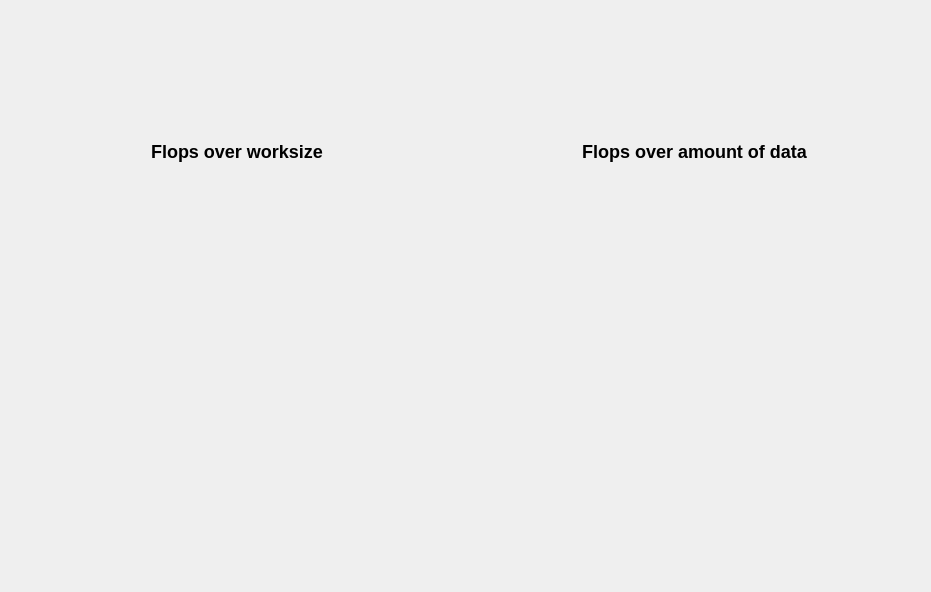
Qt form flops/flops_main_widget.ui (BartVolkaerts/OpenCL-Benchmark) before a commit.
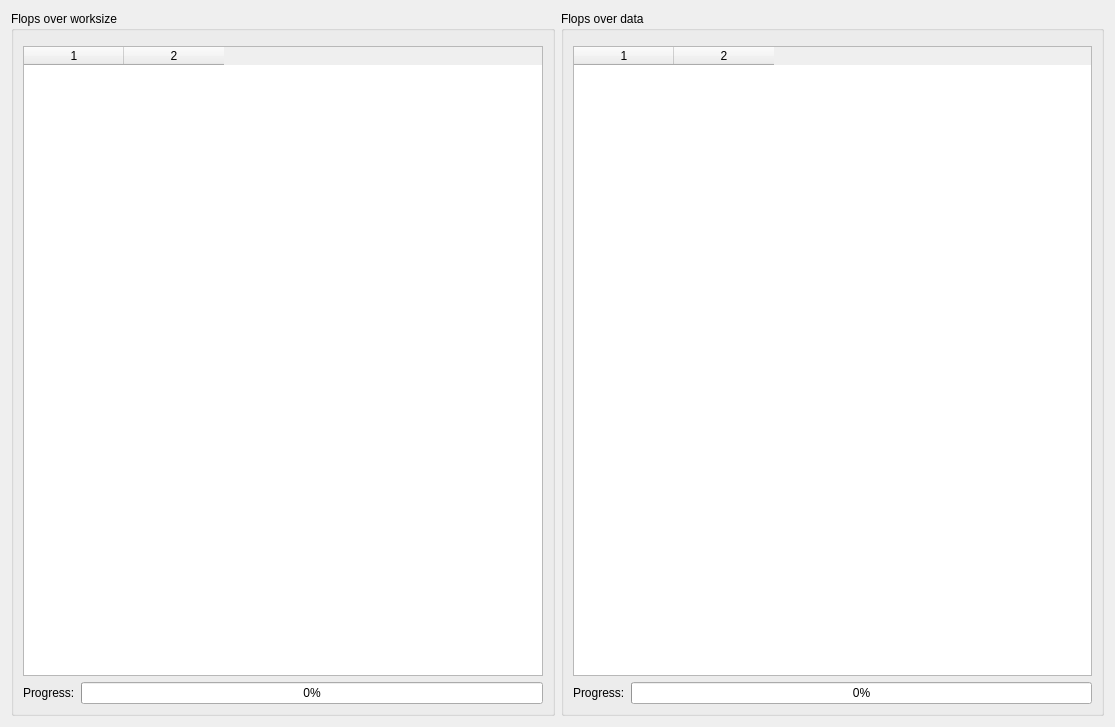
The same form after that commit. Custom widgets are drawn as their Qt base class.

Commit message: Improved gui: data is shown in table, progress bar. Measures are accurate.

Diff of the .ui file:
```diff
--- a/flops/flops_main_widget.ui
+++ b/flops/flops_main_widget.ui
@@ -6,42 +6,154 @@
    <rect>
     <x>0</x>
     <y>0</y>
-    <width>931</width>
-    <height>592</height>
+    <width>1115</width>
+    <height>727</height>
    </rect>
   </property>
   <property name="windowTitle">
    <string>Form</string>
   </property>
-  <layout class="QGridLayout" name="gridLayout">
-   <item row="1" column="0">
-    <widget class="QwtPlot" name="workSizeFlopsPlot">
-     <property name="propertiesDocument" stdset="0">
-      <string/>
+  <layout class="QHBoxLayout" name="horizontalLayout_3">
+   <item>
+    <widget class="QGroupBox" name="groupBox">
+     <property name="title">
+      <string>Flops over worksize</string>
      </property>
+     <layout class="QVBoxLayout" name="verticalLayout">
+      <item>
+       <widget class="QwtPlot" name="workSizeFlopsPlot">
+        <property name="propertiesDocument" stdset="0">
+         <string/>
+        </property>
+       </widget>
+      </item>
+      <item>
+       <widget class="QTableWidget" name="workSizeTable">
+        <property name="frameShape">
+         <enum>QFrame::StyledPanel</enum>
+        </property>
+        <property name="frameShadow">
+         <enum>QFrame::Sunken</enum>
+        </property>
+        <property name="editTriggers">
+         <set>QAbstractItemView::NoEditTriggers</set>
+        </property>
+        <property name="showDropIndicator" stdset="0">
+         <bool>false</bool>
+        </property>
+        <property name="alternatingRowColors">
+         <bool>true</bool>
+        </property>
+        <property name="selectionMode">
+         <enum>QAbstractItemView::NoSelection</enum>
+        </property>
+        <property name="selectionBehavior">
+         <enum>QAbstractItemView::SelectRows</enum>
+        </property>
+        <property name="textElideMode">
+         <enum>Qt::ElideLeft</enum>
+        </property>
+        <property name="showGrid">
+         <bool>false</bool>
+        </property>
+        <property name="cornerButtonEnabled">
+         <bool>false</bool>
+        </property>
+        <property name="columnCount">
+         <number>2</number>
+        </property>
+        <column/>
+        <column/>
+       </widget>
+      </item>
+      <item>
+       <layout class="QHBoxLayout" name="horizontalLayout_2">
+        <item>
+         <widget class="QLabel" name="workSizeProgressLabel">
+          <property name="text">
+           <string>Progress:</string>
+          </property>
+         </widget>
+        </item>
+        <item>
+         <widget class="QProgressBar" name="workSizeProgressBar">
+          <property name="value">
+           <number>0</number>
+          </property>
+         </widget>
+        </item>
+       </layout>
+      </item>
+     </layout>
     </widget>
    </item>
-   <item row="1" column="1">
-    <widget class="QwtPlot" name="dataFlopsPlot"/>
-   </item>
-   <item row="0" column="0">
-    <widget class="QLabel" name="workSizeFlopsPlotLabel">
-     <property name="text">
-      <string>&lt;h2&gt;Flops over worksize&lt;/h2&gt;</string>
+   <item>
+    <widget class="QGroupBox" name="groupBox_2">
+     <property name="title">
+      <string>Flops over data</string>
      </property>
-     <property name="alignment">
-      <set>Qt::AlignCenter</set>
-     </property>
-    </widget>
-   </item>
-   <item row="0" column="1">
-    <widget class="QLabel" name="dataFlopsPlotLabel">
-     <property name="text">
-      <string>&lt;h2&gt;Flops over amount of data&lt;/h2&gt;</string>
-     </property>
-     <property name="alignment">
-      <set>Qt::AlignCenter</set>
-     </property>
+     <layout class="QVBoxLayout" name="verticalLayout_2">
+      <item>
+       <widget class="QwtPlot" name="dataFlopsPlot"/>
+      </item>
+      <item>
+       <widget class="QTableWidget" name="dataTable">
+        <property name="frameShape">
+         <enum>QFrame::StyledPanel</enum>
+        </property>
+        <property name="frameShadow">
+         <enum>QFrame::Sunken</enum>
+        </property>
+        <property name="editTriggers">
+         <set>QAbstractItemView::NoEditTriggers</set>
+        </property>
+        <property name="showDropIndicator" stdset="0">
+         <bool>false</bool>
+        </property>
+        <property name="alternatingRowColors">
+         <bool>true</bool>
+        </property>
+        <property name="selectionMode">
+         <enum>QAbstractItemView::NoSelection</enum>
+        </property>
+        <property name="selectionBehavior">
+         <enum>QAbstractItemView::SelectRows</enum>
+        </property>
+        <property name="textElideMode">
+         <enum>Qt::ElideLeft</enum>
+        </property>
+        <property name="showGrid">
+         <bool>false</bool>
+        </property>
+        <property name="cornerButtonEnabled">
+         <bool>false</bool>
+        </property>
+        <property name="columnCount">
+         <number>2</number>
+        </property>
+        <column/>
+        <column/>
+       </widget>
+      </item>
+      <item>
+       <layout class="QHBoxLayout" name="horizontalLayout">
+        <item>
+         <widget class="QLabel" name="dataProgressLabel">
+          <property name="text">
+           <string>Progress:</string>
+          </property>
+         </widget>
+        </item>
+        <item>
+         <widget class="QProgressBar" name="dataProgressBar">
+          <property name="value">
+           <number>0</number>
+          </property>
+         </widget>
+        </item>
+       </layout>
+      </item>
+     </layout>
     </widget>
    </item>
   </layout>
```
The commit also changes 9 other files.
